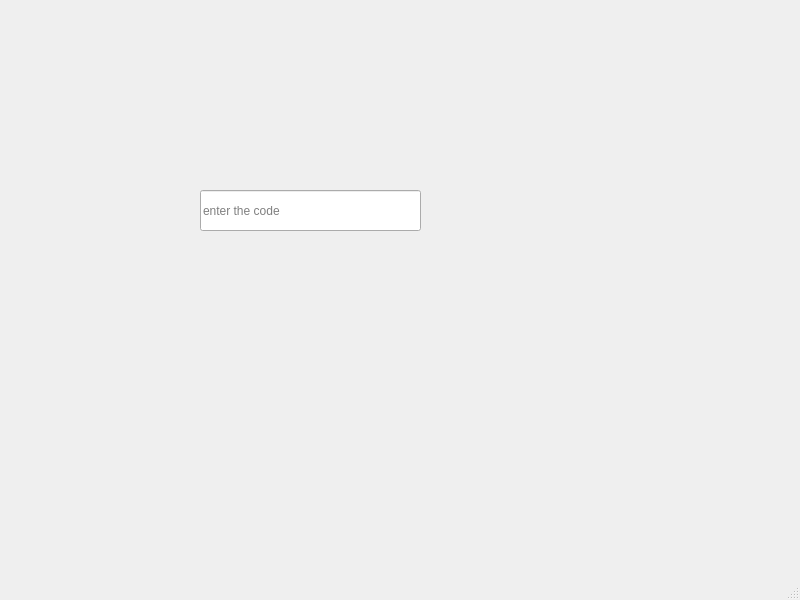
Above: entername2/entrycode.ui from Parsa20231401/FAZE1.0 before the change. Below: the same form after it.
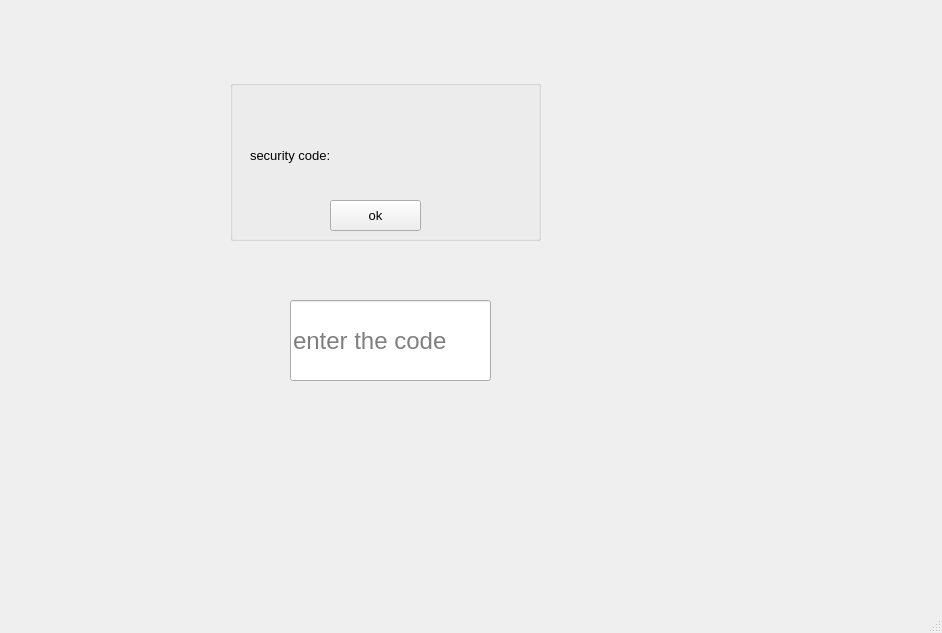
That is the form after the change.

What changed in the file:
```diff
--- a/entername2/entrycode.ui
+++ b/entername2/entrycode.ui
@@ -6,8 +6,8 @@
    <rect>
     <x>0</x>
     <y>0</y>
-    <width>800</width>
-    <height>600</height>
+    <width>942</width>
+    <height>633</height>
    </rect>
   </property>
   <property name="windowTitle">
@@ -30,28 +30,90 @@
    <widget class="QLineEdit" name="lineEdit">
     <property name="geometry">
      <rect>
-      <x>200</x>
-      <y>190</y>
-      <width>221</width>
-      <height>41</height>
+      <x>290</x>
+      <y>300</y>
+      <width>201</width>
+      <height>81</height>
      </rect>
     </property>
+    <property name="font">
+     <font>
+      <pointsize>18</pointsize>
+     </font>
+    </property>
     <property name="placeholderText">
      <string>enter the code</string>
     </property>
    </widget>
-   <widget class="QLabel" name="label">
+   <widget class="QGroupBox" name="groupBox">
+    <property name="enabled">
+     <bool>true</bool>
+    </property>
     <property name="geometry">
      <rect>
-      <x>250</x>
-      <y>250</y>
-      <width>111</width>
-      <height>21</height>
+      <x>230</x>
+      <y>80</y>
+      <width>311</width>
+      <height>161</height>
      </rect>
     </property>
-    <property name="text">
+    <property name="title">
      <string/>
     </property>
+    <widget class="QLabel" name="label_3">
+     <property name="geometry">
+      <rect>
+       <x>20</x>
+       <y>60</y>
+       <width>121</width>
+       <height>31</height>
+      </rect>
+     </property>
+     <property name="font">
+      <font>
+       <pointsize>10</pointsize>
+      </font>
+     </property>
+     <property name="text">
+      <string>security code:</string>
+     </property>
+    </widget>
+    <widget class="QLabel" name="label_4">
+     <property name="geometry">
+      <rect>
+       <x>150</x>
+       <y>40</y>
+       <width>141</width>
+       <height>61</height>
+      </rect>
+     </property>
+     <property name="font">
+      <font>
+       <pointsize>12</pointsize>
+      </font>
+     </property>
+     <property name="text">
+      <string/>
+     </property>
+    </widget>
+    <widget class="QPushButton" name="pushButton">
+     <property name="geometry">
+      <rect>
+       <x>100</x>
+       <y>120</y>
+       <width>91</width>
+       <height>31</height>
+      </rect>
+     </property>
+     <property name="font">
+      <font>
+       <pointsize>10</pointsize>
+      </font>
+     </property>
+     <property name="text">
+      <string>ok</string>
+     </property>
+    </widget>
    </widget>
   </widget>
   <widget class="QMenuBar" name="menubar">
```
Left out of the diff: 15 changed lines with no effect on the pictures.
